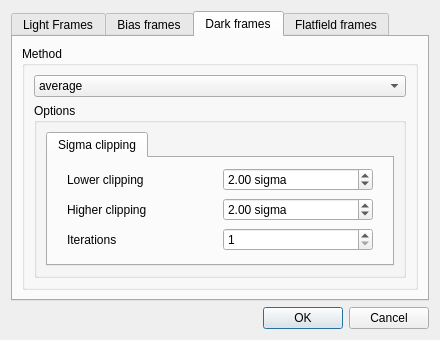
The window that lxnstack/data/ui/stack_dialog.ui (mauritiusdadd/lxnstack) describes before a commit, drawn with Qt 5.
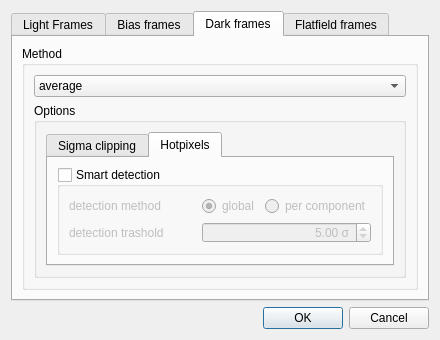
The same window after the commit. The open tabs and pages were chosen to show the change.

Commit message: simplifies the detection of hot pixels

What changed in the file:
```diff
--- a/lxnstack/data/ui/stack_dialog.ui
+++ b/lxnstack/data/ui/stack_dialog.ui
@@ -489,8 +489,11 @@
                    </item>
                    <item>
                     <widget class="QDoubleSpinBox" name="darkLKappa">
+                     <property name="alignment">
+                      <set>Qt::AlignRight|Qt::AlignTrailing|Qt::AlignVCenter</set>
+                     </property>
                      <property name="suffix">
-                      <string> sigma</string>
+                      <string> σ</string>
                      </property>
                      <property name="singleStep">
                       <double>0.010000000000000</double>
@@ -513,14 +516,17 @@
                    <item>
                     <widget class="QLabel" name="label_6">
                      <property name="text">
-                      <string>Higher clipping</string>
+                      <string>Upper clipping</string>
                      </property>
                     </widget>
                    </item>
                    <item>
                     <widget class="QDoubleSpinBox" name="darkHKappa">
+                     <property name="alignment">
+                      <set>Qt::AlignRight|Qt::AlignTrailing|Qt::AlignVCenter</set>
+                     </property>
                      <property name="suffix">
-                      <string> sigma</string>
+                      <string> σ</string>
                      </property>
                      <property name="singleStep">
                       <double>0.010000000000000</double>
@@ -549,6 +555,9 @@
                    </item>
                    <item>
                     <widget class="QSpinBox" name="darkKIters">
+                     <property name="alignment">
+                      <set>Qt::AlignRight|Qt::AlignTrailing|Qt::AlignVCenter</set>
+                     </property>
                      <property name="minimum">
                       <number>1</number>
                      </property>
@@ -558,6 +567,99 @@
                  </item>
                 </layout>
                </widget>
+               <widget class="QWidget" name="tab_3">
+                <attribute name="title">
+                 <string>Hotpixels</string>
+                </attribute>
+                <layout class="QVBoxLayout" name="verticalLayout_14">
+                 <item>
+                  <widget class="QGroupBox" name="hotSmartGroupBox">
+                   <property name="title">
+                    <string>Smart detection</string>
+                   </property>
+                   <property name="flat">
+                    <bool>true</bool>
+                   </property>
+                   <property name="checkable">
+                    <bool>true</bool>
+                   </property>
+                   <property name="checked">
+                    <bool>false</bool>
+                   </property>
+                   <layout class="QGridLayout" name="gridLayout">
+                    <item row="0" column="1">
+                     <widget class="QRadioButton" name="hotGlobalRadioButton">
+                      <property name="text">
+                       <string>global</string>
+                      </property>
+                      <property name="checked">
+                       <bool>true</bool>
+                      </property>
+                      <property name="autoExclusive">
+                       <bool>true</bool>
+                      </property>
+                     </widget>
+                    </item>
+                    <item row="0" column="0">
+                     <widget class="QLabel" name="label_14">
+                      <property name="minimumSize">
+                       <size>
+                        <width>150</width>
+                        <height>0</height>
+                       </size>
+                      </property>
+                      <property name="text">
+                       <string>detection method</string>
+                      </property>
+                     </widget>
+                    </item>
+                    <item row="0" column="2">
+                     <widget class="QRadioButton" name="hotCompRadioButton">
+                      <property name="text">
+                       <string>per component</string>
+                      </property>
+                      <property name="autoExclusive">
+                       <bool>true</bool>
+                      </property>
+                     </widget>
+                    </item>
+                    <item row="1" column="0">
+                     <widget class="QLabel" name="label_13">
+                      <property name="minimumSize">
+                       <size>
+                        <width>150</width>
+                        <height>0</height>
+                       </size>
+                      </property>
+                      <property name="text">
+                       <string>detection trashold</string>
+                      </property>
+                     </widget>
+                    </item>
+                    <item row="1" column="1" colspan="2">
+                     <widget class="QDoubleSpinBox" name="hotTrasholdDoubleSpinBox">
+                      <property name="alignment">
+                       <set>Qt::AlignRight|Qt::AlignTrailing|Qt::AlignVCenter</set>
+                      </property>
+                      <property name="suffix">
+                       <string> σ</string>
+                      </property>
+                      <property name="minimum">
+                       <double>4.000000000000000</double>
+                      </property>
+                      <property name="singleStep">
+                       <double>0.500000000000000</double>
+                      </property>
+                      <property name="value">
+                       <double>5.000000000000000</double>
+                      </property>
+                     </widget>
+                    </item>
+                   </layout>
+                  </widget>
+                 </item>
+                </layout>
+               </widget>
               </widget>
              </item>
             </layout>
```
Left out of the diff: 53 changed lines with no effect on the pictures. The commit also changes 3 other files.
